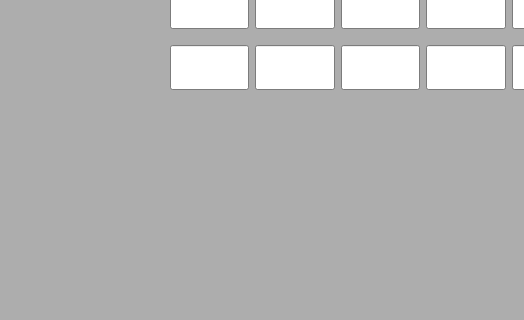
This is window.ui in gbafana25/project2 as Qt 5 draws it before an edit; both pictures show x 0 to 524 and y 280 to 600 of the 700 by 600 pixel window. The edited form follows.
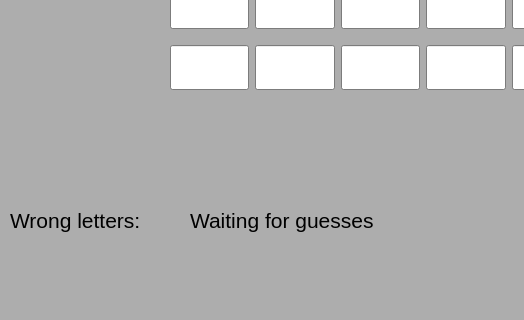
This is the edited form.

Commit message: added text to display wrong letters/answer

```diff
--- a/window.ui
+++ b/window.ui
@@ -741,6 +741,42 @@
      <string>Enter</string>
     </property>
    </widget>
+   <widget class="QWidget" name="horizontalLayoutWidget">
+    <property name="geometry">
+     <rect>
+      <x>10</x>
+      <y>460</y>
+      <width>364</width>
+      <height>80</height>
+     </rect>
+    </property>
+    <layout class="QHBoxLayout" name="horizontalLayout">
+     <item>
+      <widget class="QLabel" name="id">
+       <property name="font">
+        <font>
+         <pointsize>16</pointsize>
+        </font>
+       </property>
+       <property name="text">
+        <string>Wrong letters:</string>
+       </property>
+      </widget>
+     </item>
+     <item>
+      <widget class="QLabel" name="wrong_letters">
+       <property name="font">
+        <font>
+         <pointsize>16</pointsize>
+        </font>
+       </property>
+       <property name="text">
+        <string>Waiting for guesses</string>
+       </property>
+      </widget>
+     </item>
+    </layout>
+   </widget>
   </widget>
   <widget class="QMenuBar" name="menubar">
    <property name="geometry">
```
The commit also changes 3 other files.
